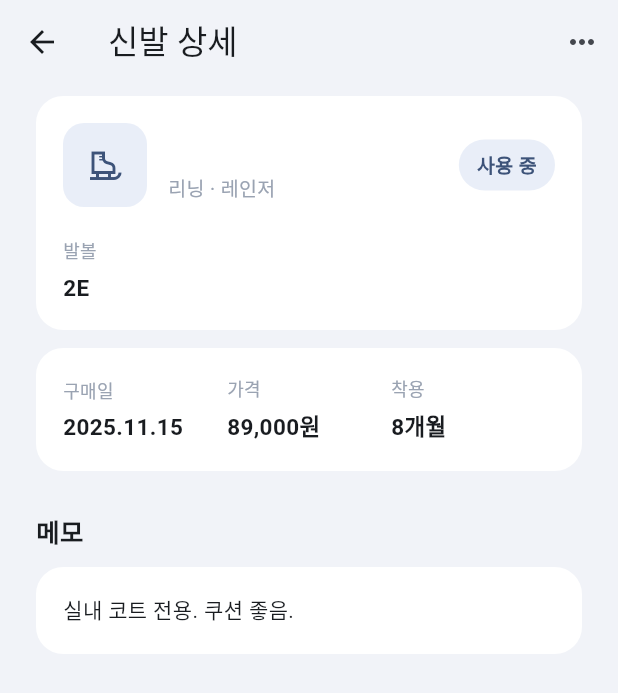
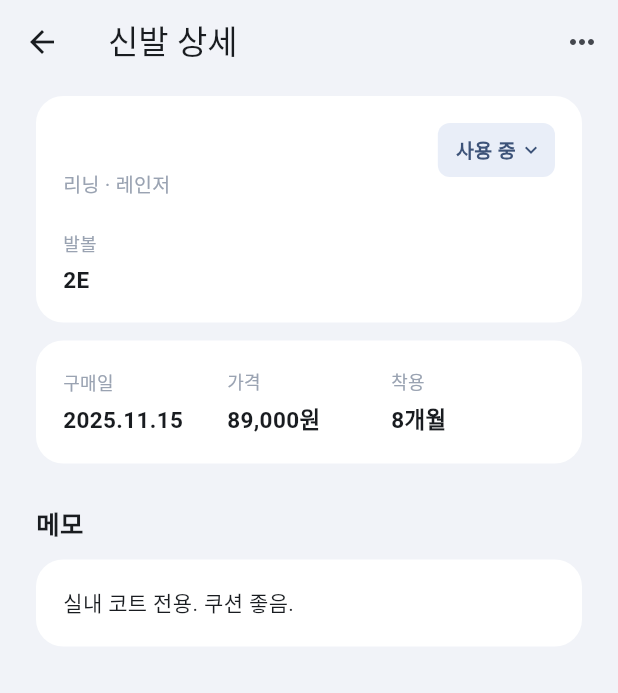
Before and after one commit to kddhhh23/mintonary, a Flutter app: the ShoeDetailScreen screen opened directly with empty values, on a phone screen of 412 x 824 dp. Shown: the top 693 px of the screen. Run offline on Flutter 3.47's test engine with Material 3 defaults, Android fonts, the phone set to English and light mode, and no system bars.

Commit message:
style: 장비 상세에서 아이콘 제거

```diff
--- a/app/lib/screens/equipment_screen.dart
+++ b/app/lib/screens/equipment_screen.dart
@@ -274,10 +274,10 @@ class _GearHeader extends StatelessWidget {
         ),
         const SizedBox(width: 8),
         Container(
-          padding: const EdgeInsets.symmetric(horizontal: 12, vertical: 7),
+          padding: const EdgeInsets.symmetric(horizontal: 12, vertical: 8),
           decoration: BoxDecoration(
             color: inUse ? _lightNavy : const Color(0xFFF1F3F8),
-            borderRadius: BorderRadius.circular(20),
+            borderRadius: BorderRadius.circular(8),
           ),
           child: Text(
             inUse ? '사용 중' : '미사용',
--- a/app/lib/screens/shoe_detail_screen.dart
+++ b/app/lib/screens/shoe_detail_screen.dart
@@ -60,20 +60,9 @@ class _ShoeDetailScreenState extends State<ShoeDetailScreen> {
                   crossAxisAlignment: CrossAxisAlignment.start,
                   children: [
                     Row(
+                      // 태그가 이름 줄 상단에 붙도록 위 정렬
+                      crossAxisAlignment: CrossAxisAlignment.start,
                       children: [
-                        Container(
-                          width: 56,
-                          height: 56,
-                          decoration: BoxDecoration(
-                            color: _lightNavy,
-                            borderRadius: BorderRadius.circular(14),
-                          ),
-                          child: const Icon(
-                            Icons.ice_skating_outlined,
-                            color: _navy,
-                          ),
-                        ),
-                        const SizedBox(width: 14),
                         Expanded(
                           child: Column(
                             crossAxisAlignment: CrossAxisAlignment.start,
@@ -94,27 +83,8 @@ class _ShoeDetailScreenState extends State<ShoeDetailScreen> {
                           ),
                         ),
                         // 사용 상태 태그 — 누르면 변경
-                        GestureDetector(
-                          onTap: _editStatus,
-                          child: Container(
-                            padding: const EdgeInsets.symmetric(
-                              horizontal: 12,
-                              vertical: 7,
-                            ),
-                            decoration: BoxDecoration(
-                              color: _inUse ? _lightNavy : _bg,
-                              borderRadius: BorderRadius.circular(20),
-                            ),
-                            child: Text(
-                              _inUse ? '사용 중' : '미사용',
-                              style: TextStyle(
-                                color: _inUse ? _navy : _gray,
-                                fontSize: 13,
-                                fontWeight: FontWeight.w700,
-                              ),
-                            ),
-                          ),
-                        ),
+                        const SizedBox(width: 10),
+                        _StatusTag(inUse: _inUse, onTap: _editStatus),
                       ],
                     ),
                     const SizedBox(height: 20),
@@ -161,6 +131,45 @@ class _ShoeDetailScreenState extends State<ShoeDetailScreen> {
               ),
             ],
           ),
+        ),
+      ),
+    );
+  }
+}
+
+/// 사용 상태 태그 — 아래 화살표로 눌러서 바꿀 수 있음을 보여준다
+class _StatusTag extends StatelessWidget {
+  const _StatusTag({required this.inUse, required this.onTap});
+
+  final bool inUse;
+  final VoidCallback onTap;
+
+  @override
+  Widget build(BuildContext context) {
+    final color = inUse ? _navy : _gray;
+    return InkWell(
+      onTap: onTap,
+      borderRadius: BorderRadius.circular(8),
+      child: Container(
+        padding: const EdgeInsets.fromLTRB(12, 8, 8, 8),
+        decoration: BoxDecoration(
+          color: inUse ? _lightNavy : _bg,
+          borderRadius: BorderRadius.circular(8),
+        ),
+        child: Row(
+          mainAxisSize: MainAxisSize.min,
+          children: [
+            Text(
+              inUse ? '사용 중' : '미사용',
+              style: TextStyle(
+                color: color,
+                fontSize: 13,
+                fontWeight: FontWeight.w700,
+              ),
+            ),
+            const SizedBox(width: 2),
+            Icon(Icons.keyboard_arrow_down, size: 16, color: color),
+          ],
         ),
       ),
     );
```
Also changed, not shown: app/lib/screens/racket_detail_screen.dart (+43 -21 lines).
